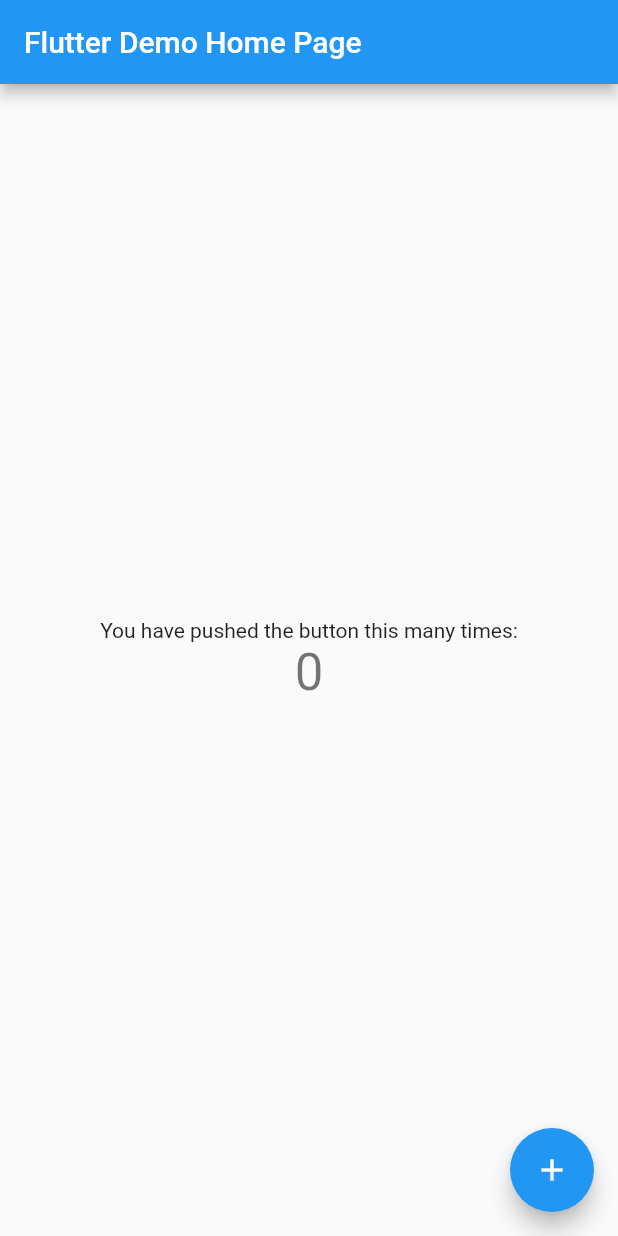
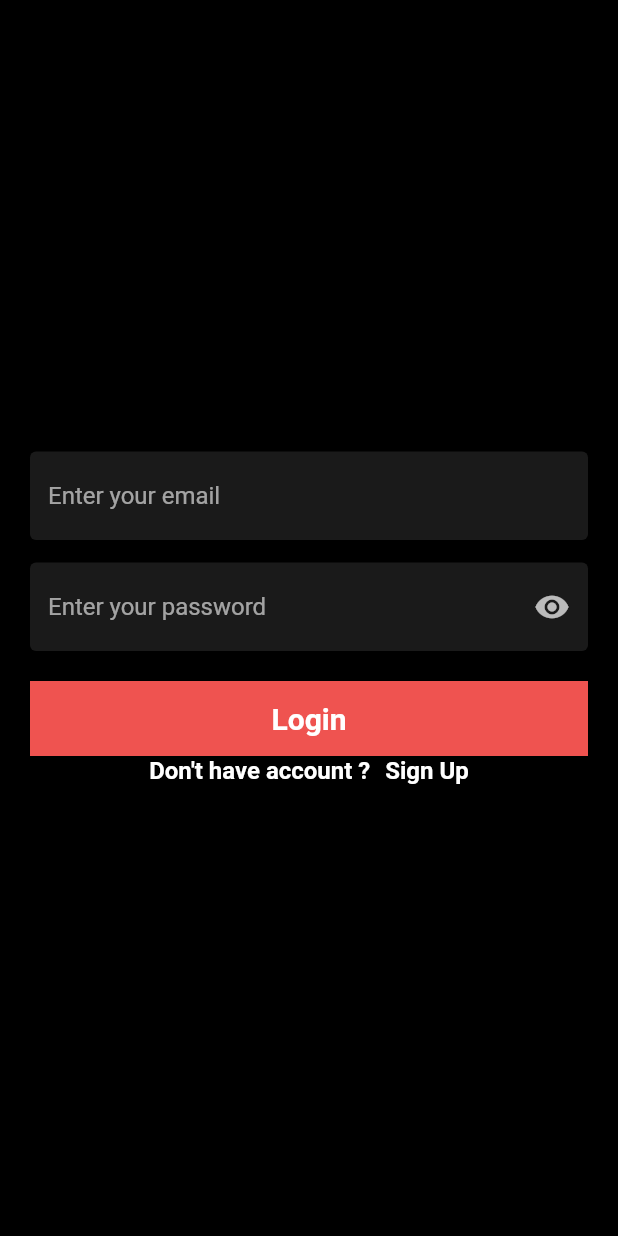
Before and after one commit to Andrew-Hardianto/ecome_app, a Flutter app: the screen it shows after launch, on a phone screen of 412 x 824 dp. Run offline on Flutter 3.47's test engine with Material 2 defaults, Android fonts, the phone set to English and light mode, and no system bars.

Commit message:
login page

```diff
--- a/analysis_options.yaml
+++ b/analysis_options.yaml
@@ -7,9 +7,9 @@
 
 # The following line activates a set of recommended lints for Flutter apps,
 # packages, and plugins designed to encourage good coding practices.
-include: package:flutter_lints/flutter.yaml
+# include: package:flutter_lints/flutter.yaml
 
-linter:
+# linter:
   # The lint rules applied to this project can be customized in the
   # section below to disable rules from the `package:flutter_lints/flutter.yaml`
   # included above or to enable additional rules. A list of all available lints
--- /dev/null
+++ b/lib/const.dart
@@ -0,0 +1,5 @@
+import 'package:flutter/material.dart';
+
+var backgroundColor = Colors.black;
+
+var buttonColor = Colors.red[400];
--- a/lib/main.dart
+++ b/lib/main.dart
@@ -1,3 +1,5 @@
+import 'package:ecome_app/const.dart';
+import 'package:ecome_app/views/screen/auth/login_screen.dart';
 import 'package:flutter/material.dart';
 
 void main() {
@@ -13,81 +15,10 @@
     return MaterialApp(
       debugShowCheckedModeBanner: false,
       title: 'Ecome App',
-      theme: ThemeData(
-        primarySwatch: Colors.blue,
+      theme: ThemeData.dark().copyWith(
+        scaffoldBackgroundColor: backgroundColor,
       ),
-      home: const MyHomePage(title: 'Flutter Demo Home Page'),
+      home: LoginScreen(),
     );
   }
 }
-
-class MyHomePage extends StatefulWidget {
-  const MyHomePage({Key? key, required this.title}) : super(key: key);
-
-  final String title;
-
-  @override
-  State<MyHomePage> createState() => _MyHomePageState();
-}
-
-class _MyHomePageState extends State<MyHomePage> {
-  int _counter = 0;
-
-  void _incrementCounter() {
-    setState(() {
-      _counter++;
-    });
-  }
-
-  @override
-  Widget build(BuildContext context) {
-    // This method is rerun every time setState is called, for instance as done
-    // by the _incrementCounter method above.
-    //
-    // The Flutter framework has been optimized to make rerunning build methods
-    // fast, so that you can just rebuild anything that needs updating rather
-    // than having to individually change instances of widgets.
-    return Scaffold(
-      appBar: AppBar(
-        // Here we take the value from the MyHomePage object that was created by
-        // the App.build method, and use it to set our appbar title.
-        title: Text(widget.title),
-      ),
-      body: Center(
-        // Center is a layout widget. It takes a single child and positions it
-        // in the middle of the parent.
-        child: Column(
-          // Column is also a layout widget. It takes a list of children and
-          // arranges them vertically. By default, it sizes itself to fit its
-          // children horizontally, and tries to be as tall as its parent.
-          //
-          // Invoke "debug painting" (press "p" in the console, choose the
-          // "Toggle Debug Paint" action from the Flutter Inspector in Android
-          // Studio, or the "Toggle Debug Paint" command in Visual Studio Code)
-          // to see the wireframe for each widget.
-          //
-          // Column has various properties to control how it sizes itself and
-          // how it positions its children. Here we use mainAxisAlignment to
-          // center the children vertically; the main axis here is the vertical
-          // axis because Columns are vertical (the cross axis would be
-          // horizontal).
-          mainAxisAlignment: MainAxisAlignment.center,
-          children: <Widget>[
-            const Text(
-              'You have pushed the button this many times:',
-            ),
-            Text(
-              '$_counter',
-              style: Theme.of(context).textTheme.headline4,
-            ),
-          ],
-        ),
-      ),
-      floatingActionButton: FloatingActionButton(
-        onPressed: _incrementCounter,
-        tooltip: 'Increment',
-        child: const Icon(Icons.add),
-      ), // This trailing comma makes auto-formatting nicer for build methods.
-    );
-  }
-}
--- /dev/null
+++ b/lib/views/screen/auth/login_screen.dart
@@ -0,0 +1,117 @@
+import 'package:ecome_app/const.dart';
+import 'package:flutter/cupertino.dart';
+import 'package:flutter/material.dart';
+import 'package:flutter/src/foundation/key.dart';
+import 'package:flutter/src/widgets/framework.dart';
+
+class LoginScreen extends StatefulWidget {
+  @override
+  State<LoginScreen> createState() => _LoginScreenState();
+}
+
+class _LoginScreenState extends State<LoginScreen> {
+  // final String email;
+  bool hidePassword = true;
+
+  // const LoginScreen({
+  @override
+  Widget build(BuildContext context) {
+    return Scaffold(
+      body: Container(
+        padding: EdgeInsets.all(20),
+        child: Column(
+          mainAxisAlignment: MainAxisAlignment.center,
+          children: [
+            TextField(
+              decoration: InputDecoration(
+                  filled: true,
+                  hintText: 'Enter your email',
+                  border: OutlineInputBorder(
+                    borderSide: BorderSide.none,
+                  ),
+                  focusedBorder: OutlineInputBorder(
+                    borderSide: BorderSide(
+                      color: Colors.black,
+                    ),
+                  )),
+            ),
+            SizedBox(
+              height: 15,
+            ),
+            TextField(
+              obscureText: hidePassword,
+              decoration: InputDecoration(
+                filled: true,
+                hintText: 'Enter your password',
+                border: OutlineInputBorder(
+                  borderSide: BorderSide.none,
+                ),
+                focusedBorder: OutlineInputBorder(
+                  borderSide: BorderSide(
+                    color: Colors.black,
+                  ),
+                ),
+                suffixIcon: IconButton(
+                  icon: Icon(
+                      hidePassword ? Icons.visibility : Icons.visibility_off),
+                  onPressed: () {
+                    setState(() {
+                      hidePassword = !hidePassword;
+                    });
+                  },
+                ),
+              ),
+            ),
+            SizedBox(
+              height: 20,
+            ),
+            Container(
+              width: MediaQuery.of(context).size.width - 40,
+              height: 50,
+              decoration: BoxDecoration(color: buttonColor),
+              child: Center(
+                child: InkWell(
+                  onTap: () {
+                    print('wow');
+                  },
+                  child: Text(
+                    'Login',
+                    style: TextStyle(
+                      fontWeight: FontWeight.bold,
+                      fontSize: 20,
+                    ),
+                  ),
+                ),
+              ),
+            ),
+            Row(
+              mainAxisAlignment: MainAxisAlignment.center,
+              children: [
+                Text(
+                  'Don\'t have account ?',
+                  style: TextStyle(
+                    fontSize: 16,
+                    fontWeight: FontWeight.bold,
+                  ),
+                ),
+                SizedBox(
+                  width: 10,
+                ),
+                InkWell(
+                  onTap: () {},
+                  child: Text(
+                    'Sign Up',
+                    style: TextStyle(
+                      fontSize: 16,
+                      fontWeight: FontWeight.bold,
+                    ),
+                  ),
+                )
+              ],
+            )
+          ],
+        ),
+      ),
+    );
+  }
+}
--- a/pubspec.yaml
+++ b/pubspec.yaml
@@ -33,7 +33,7 @@
 
   # The following adds the Cupertino Icons font to your application.
   # Use with the CupertinoIcons class for iOS style icons.
-  cupertino_icons: ^1.0.2
+  cupertino_icons: ^1.0.4
 
 dev_dependencies:
   flutter_test:
```
